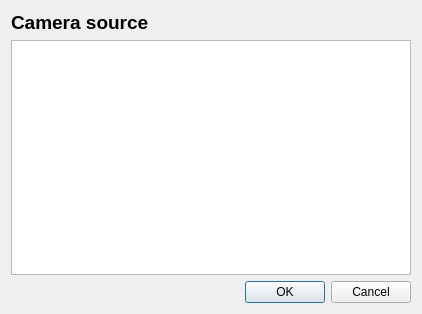
This is qt_app/dialog_camera_source.ui in NPMachineLearning/SmartTrainer as Qt 5 draws it before an edit. The edited form follows.
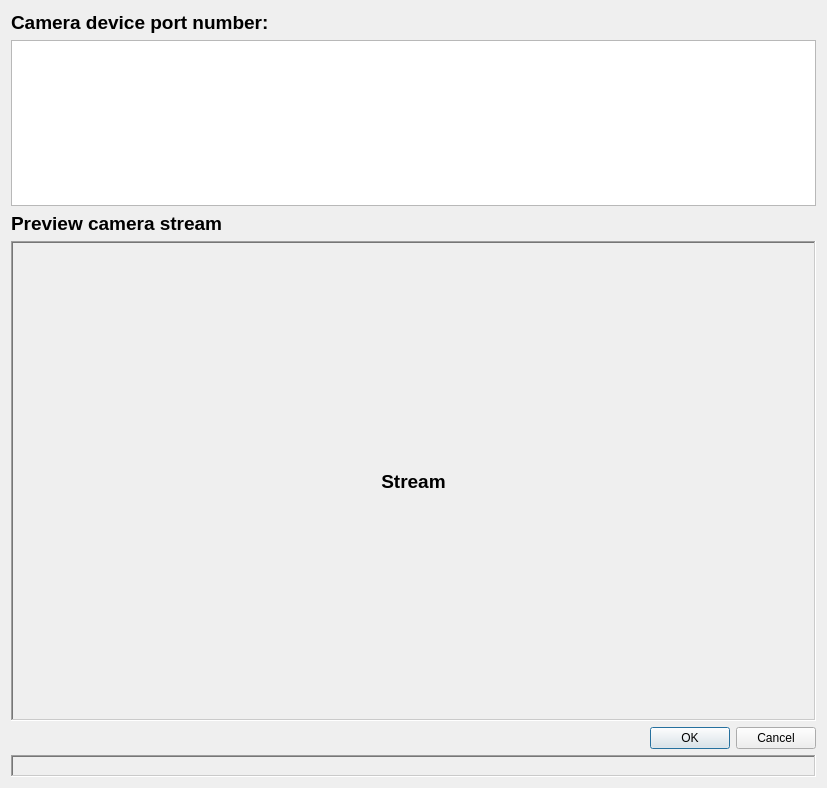
This is the edited form.

Commit message: camera selector dialog, VideoSource now support camera streaming and support different platform

```diff
--- a/qt_app/dialog_camera_source.ui
+++ b/qt_app/dialog_camera_source.ui
@@ -6,8 +6,8 @@
    <rect>
     <x>0</x>
     <y>0</y>
-    <width>422</width>
-    <height>314</height>
+    <width>827</width>
+    <height>788</height>
    </rect>
   </property>
   <property name="windowTitle">
@@ -27,13 +27,62 @@
       <enum>Qt::LeftToRight</enum>
      </property>
      <property name="text">
-      <string>Camera source</string>
+      <string>Camera device port number:</string>
      </property>
     </widget>
    </item>
    <item>
     <widget class="QListWidget" name="camera_source_list"/>
    </item>
+   <item>
+    <widget class="QLabel" name="label_2">
+     <property name="font">
+      <font>
+       <pointsize>14</pointsize>
+       <weight>75</weight>
+       <bold>true</bold>
+      </font>
+     </property>
+     <property name="text">
+      <string>Preview camera stream</string>
+     </property>
+    </widget>
+   </item>
+   <item>
+    <widget class="QLabel" name="preview_cam_img">
+     <property name="sizePolicy">
+      <sizepolicy hsizetype="Preferred" vsizetype="MinimumExpanding">
+       <horstretch>0</horstretch>
+       <verstretch>0</verstretch>
+      </sizepolicy>
+     </property>
+     <property name="minimumSize">
+      <size>
+       <width>0</width>
+       <height>480</height>
+      </size>
+     </property>
+     <property name="font">
+      <font>
+       <pointsize>14</pointsize>
+       <weight>75</weight>
+       <bold>true</bold>
+      </font>
+     </property>
+     <property name="frameShape">
+      <enum>QFrame::WinPanel</enum>
+     </property>
+     <property name="frameShadow">
+      <enum>QFrame::Sunken</enum>
+     </property>
+     <property name="text">
+      <string>Stream</string>
+     </property>
+     <property name="alignment">
+      <set>Qt::AlignCenter</set>
+     </property>
+    </widget>
+   </item>
    <item>
     <widget class="QDialogButtonBox" name="buttonBox">
      <property name="layoutDirection">
@@ -47,6 +96,29 @@
      </property>
     </widget>
    </item>
+   <item>
+    <widget class="QLabel" name="status_label">
+     <property name="font">
+      <font>
+       <pointsize>12</pointsize>
+       <weight>75</weight>
+       <bold>true</bold>
+      </font>
+     </property>
+     <property name="styleSheet">
+      <string notr="true">color: rgb(255, 0, 0);</string>
+     </property>
+     <property name="frameShape">
+      <enum>QFrame::WinPanel</enum>
+     </property>
+     <property name="frameShadow">
+      <enum>QFrame::Sunken</enum>
+     </property>
+     <property name="text">
+      <string/>
+     </property>
+    </widget>
+   </item>
   </layout>
  </widget>
  <resources/>
```
The commit also changes 4 other files.
